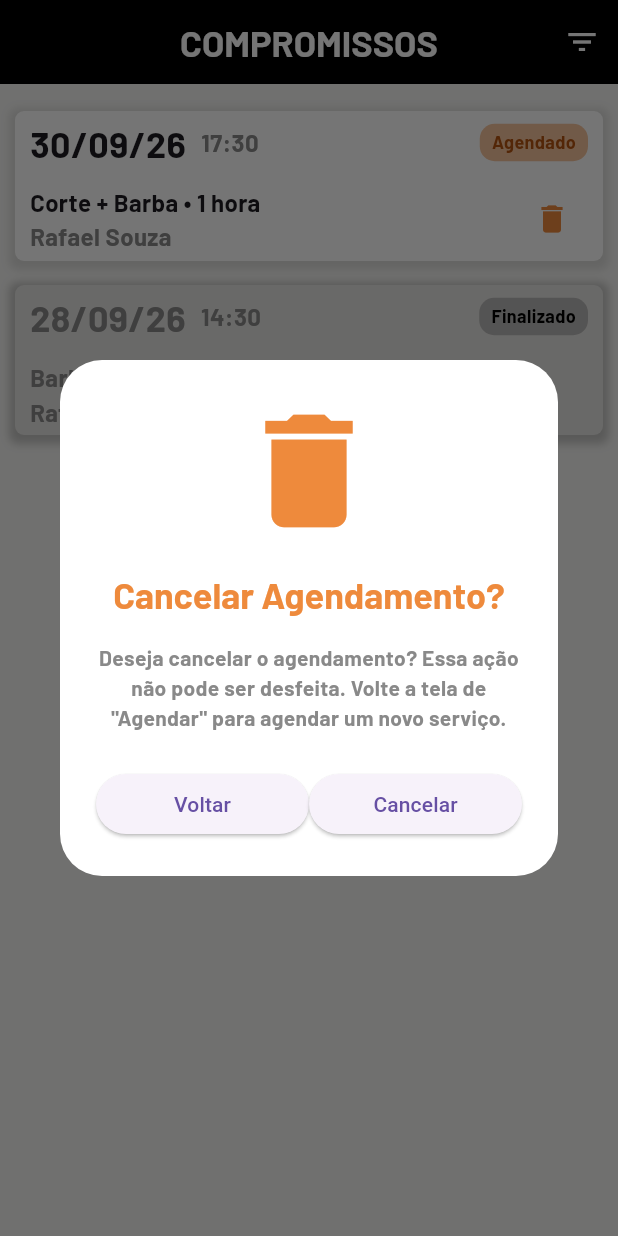
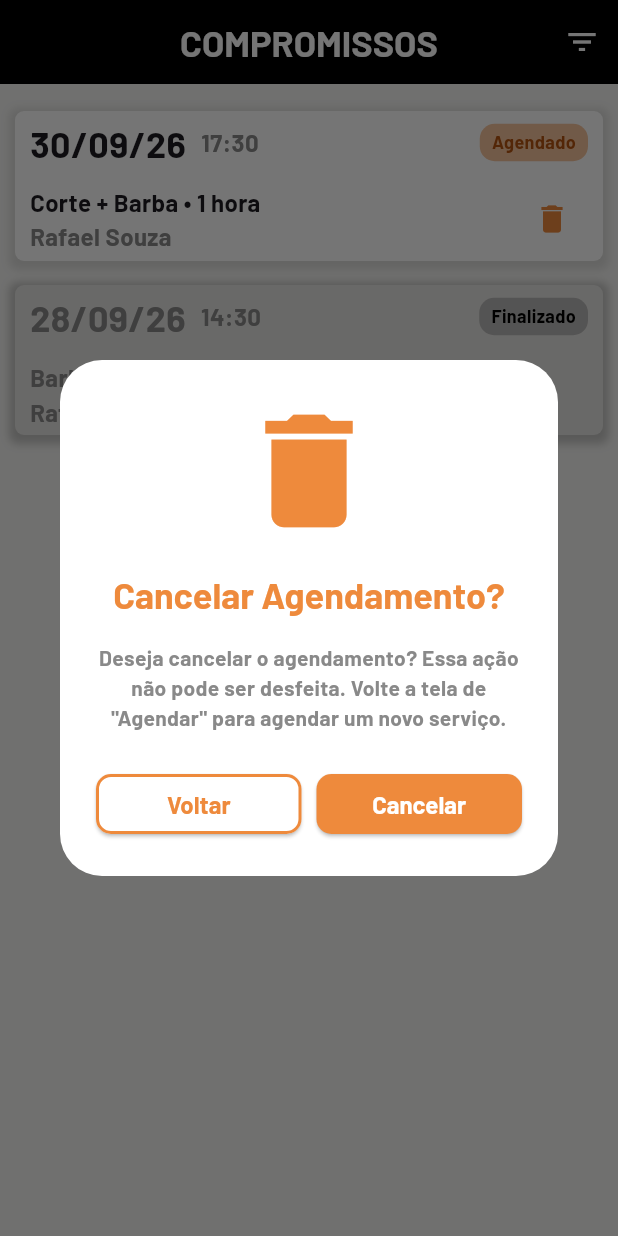
Before and after one commit to Guizeraaaa/BarberHub, a Flutter app: the screen it shows after launch, after a tap on the "delete" icon, on a phone screen of 412 x 824 dp. Run offline on Flutter 3.47's test engine with Material 3 defaults, Android fonts, the phone set to English and light mode, and no system bars; our stand-ins replace wakelock_plus.

Commit message:
feat:adiciona-app-elevated-buttons

```diff
--- a/lib/features/appointment/widgets/appointment_card.dart
+++ b/lib/features/appointment/widgets/appointment_card.dart
@@ -2,6 +2,7 @@ import 'package:barberhub/shared/app_colors.dart';
 import 'package:barberhub/shared/app_text_style.dart';
 import 'package:barberhub/shared/models/Appointment.dart';
 import 'package:barberhub/shared/utils.dart';
+import 'package:barberhub/shared/widgets/app_elevated_button.dart';
 import 'package:flutter/material.dart';
 
 enum CardType { scheduled, finishied }
@@ -159,48 +160,17 @@ class AppointmentCard extends StatelessWidget {
                         onPressed: () async {
                           final exclude = await showDialog<bool>(
                             context: context,
-                            builder: (context) => AlertDialog(
-                              backgroundColor: AppColors.white,
+                            builder: (context) => AppConfirmationDialog(
+                              title: 'Cancelar Agendamento?',
+                              content:
+                                  'Deseja cancelar o agendamento? Essa ação não pode ser desfeita. Volte a tela de "Agendar" para agendar um novo serviço.',
                               icon: Icon(
                                 Icons.delete,
                                 size: 100,
                                 color: AppColors.orangeLigth,
                               ),
-                              title: Text(
-                                'Cancelar Agendamento?',
-                                style: AppTextStyle.tittle.copyWith(
-                                  color: AppColors.orangeLigth,
-                                ),
-                              ),
-                              content: Text(
-                                'Deseja cancelar o agendamento? Essa ação não pode ser desfeita. Volte a tela de "Agendar" para agendar um novo serviço.',
-                                style: AppTextStyle.label.copyWith(
-                                  color: AppColors.grey,
-                                ),
-                                textAlign: TextAlign.center,
-                              ),
-                              actions: [
-                                Row(
-                                  children: [
-                                    Expanded(
-                                      child: ElevatedButton(
-                                        onPressed: () {
-                                          Navigator.pop(context, false);
-                                        },
-                                        child: Text('Voltar'),
-                                      ),
-                                    ),
-                                    Expanded(
-                                      child: ElevatedButton(
-                                        onPressed: () {
-                                          Navigator.pop(context, true);
-                                        },
-                                        child: Text('Cancelar'),
-                                      ),
-                                    ),
-                                  ],
-                                ),
-                              ],
+                              labelCancel: 'Voltar',
+                              labelConfirm: 'Cancelar',
                             ),
                           );
                           if (exclude == true) {
@@ -218,3 +188,62 @@ class AppointmentCard extends StatelessWidget {
     );
   }
 }
+
+class AppConfirmationDialog extends StatelessWidget {
+  const AppConfirmationDialog({
+    super.key,
+    required this.title,
+    required this.content,
+    required this.icon,
+    required this.labelCancel,
+    required this.labelConfirm,
+  });
+
+  final String title;
+  final String content;
+  final Icon icon;
+  final String labelCancel;
+  final String labelConfirm;
+
+  @override
+  Widget build(BuildContext context) {
+    return AlertDialog(
+      backgroundColor: AppColors.white,
+      icon: icon,
+      title: Text(
+        title,
+        style: AppTextStyle.tittle.copyWith(color: AppColors.orangeLigth),
+      ),
+      content: Text(
+        content,
+        style: AppTextStyle.label.copyWith(color: AppColors.grey),
+        textAlign: TextAlign.center,
+      ),
+      actions: [
+        Row(
+          spacing: 10,
+          children: [
+            Expanded(
+              child: AppElevatedButton(
+                onPressed: () {
+                  Navigator.pop(context, false);
+                },
+                textButton: labelCancel,
+                type: ButtonType.outlined,
+              ),
+            ),
+            Expanded(
+              child: AppElevatedButton(
+                onPressed: () {
+                  Navigator.pop(context, true);
+                },
+                textButton: labelConfirm,
+                type: ButtonType.filled,
+              ),
+            ),
+          ],
+        ),
+      ],
+    );
+  }
+}
--- a/lib/shared/widgets/app_filter_chip_status.dart
+++ b/lib/shared/widgets/app_filter_chip_status.dart
@@ -23,10 +23,10 @@ class AppFilterChipStatus extends StatelessWidget {
         width: 100,
         height: 42,
         decoration: BoxDecoration(
-          color: isSelected == true ? AppColors.black : AppColors.white,
+          color: isSelected == true ? AppColors.orangeLigth : AppColors.white,
           borderRadius: BorderRadius.circular(50),
           border: !isSelected
-              ? Border.all(color: AppColors.greyLight, width: 1.5)
+              ? Border.all(color: AppColors.orangeDark, width: 1.5)
               : null,
         ),
         child: Text(
--- a/lib/shared/widgets/app_filter_dialog.dart
+++ b/lib/shared/widgets/app_filter_dialog.dart
@@ -5,6 +5,7 @@ import 'package:barberhub/shared/models/barber.dart';
 import 'package:barberhub/shared/models/service.dart';
 import 'package:barberhub/shared/utils.dart';
 import 'package:barberhub/shared/widgets/app_dropdown_button_form_field.dart';
+import 'package:barberhub/shared/widgets/app_elevated_button.dart';
 import 'package:barberhub/shared/widgets/app_filter_chip_status.dart';
 import 'package:flutter/material.dart';
 
@@ -87,7 +88,7 @@ class _AppFilterDialogState<T> extends State<AppFilterDialog<T>> {
                 width: double.infinity,
                 height: 60,
                 decoration: BoxDecoration(
-                  color: AppColors.black,
+                  color: AppColors.orangeLigth,
                   borderRadius: BorderRadius.vertical(top: Radius.circular(16)),
                 ),
                 child: Padding(
@@ -223,21 +224,21 @@ class _AppFilterDialogState<T> extends State<AppFilterDialog<T>> {
                     ),
 
                     Row(
+                      spacing: 10,
                       mainAxisAlignment: MainAxisAlignment.spaceBetween,
                       children: [
                         Expanded(
-                          child: ElevatedButton(
-                            style: ButtonStyle(),
+                          child: AppElevatedButton(
                             onPressed: () {
                               widget.onClear();
                               Navigator.pop(context);
                             },
-                            child: Text('Limpar'),
+                            textButton: 'Limpar',
+                            type: ButtonType.outlined,
                           ),
                         ),
                         Expanded(
-                          child: ElevatedButton(
-                            style: ButtonStyle(),
+                          child: AppElevatedButton(
                             onPressed: () {
                               widget.onApply(
                                 statusList: List.of(_selectedStatusList),
@@ -247,7 +248,8 @@ class _AppFilterDialogState<T> extends State<AppFilterDialog<T>> {
                               );
                               Navigator.pop(context, true);
                             },
-                            child: Text('Aplicar'),
+                            textButton: 'Aplicar',
+                            type: ButtonType.filled,
                           ),
                         ),
                       ],
```
